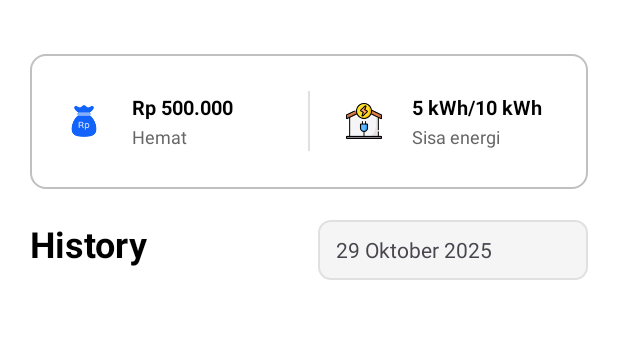
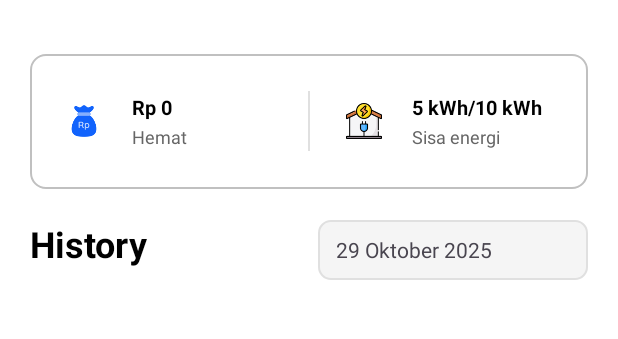
Before and after one commit to nuhgroh2004/smartHome, an Android app: the MonitoringListrikActivity screen opened directly, with no data from a screen before it, on a phone screen of 412 x 824 dp, the part 72-411 px from its top. Run offline under Robolectric (Android 15) with nearby library versions, the phone set to English and light mode, and no system bars; our stand-ins replace Firebase (no records; nobody signed in at launch, a user with empty details on screens opened directly).

Commit message:
MonitoringListrikActivity.kt [Fungsional biaya yang dihemat data dari firestore]

```diff
--- a/app/src/main/java/com/example/smarthome/MonitoringListrikActivity.kt
+++ b/app/src/main/java/com/example/smarthome/MonitoringListrikActivity.kt
@@ -14,8 +14,11 @@ import androidx.core.view.ViewCompat
 import androidx.core.view.WindowInsetsCompat
 import com.example.smarthome.databinding.ActivityMonitoringListrikBinding
 import com.example.smarthome.model.ElectricityHistoryModel
+import com.example.smarthome.model.MonthlyElectricityHistoryModel
 import com.google.firebase.auth.FirebaseAuth
 import com.google.firebase.firestore.FirebaseFirestore
+import com.google.firebase.firestore.FirebaseFirestoreSettings
+import java.text.NumberFormat
 import java.text.SimpleDateFormat
 import java.util.Calendar
 import java.util.Locale
@@ -40,13 +43,30 @@ class MonitoringListrikActivity : AppCompatActivity() {
     private var isAutoRefreshEnabled = true
     private val REFRESH_INTERVAL = 3000L // 3 detik
 
+    init {
+        // Enable offline persistence for Firestore
+        try {
+            val settings = FirebaseFirestoreSettings.Builder()
+                .setPersistenceEnabled(true)
+                .setCacheSizeBytes(FirebaseFirestoreSettings.CACHE_SIZE_UNLIMITED)
+                .build()
+            firestore.firestoreSettings = settings
+            Log.d("MonitoringListrik", "Firestore offline persistence enabled")
+        } catch (e: Exception) {
+            Log.e("MonitoringListrik", "Error enabling offline persistence: ${e.message}")
+        }
+    }
+
     private val refreshRunnable = object : Runnable {
         override fun run() {
             if (isAutoRefreshEnabled && !isLoading) {
                 Log.d("MonitoringListrik", "Auto-refresh: updating data...")
-                // Clear cache untuk force refresh dari Firestore
+                // Refresh weekly data
                 val currentDate = calendar.clone() as Calendar
                 loadElectricityDataForWeek(currentDate, forceRefresh = true)
+
+                // Refresh monthly cost
+                loadMonthlyCostData()
             }
             // Schedule next refresh
             if (isAutoRefreshEnabled) {
@@ -133,6 +153,9 @@ class MonitoringListrikActivity : AppCompatActivity() {
     private fun loadInitialData() {
         // Load data untuk minggu ini (dari hari ini)
         loadElectricityDataForWeek(calendar)
+
+        // Load monthly cost data
+        loadMonthlyCostData()
     }
 
     private fun setupMonthYearSpinner() {
@@ -559,4 +582,67 @@ class MonitoringListrikActivity : AppCompatActivity() {
 
         Log.d("MonitoringListrik", "Label updated: $display")
     }
+
+    /**
+     * Load data total biaya bulanan dari Firestore
+     */
+    private fun loadMonthlyCostData() {
+        // Get current year and month
+        val currentYear = calendar.get(Calendar.YEAR)
+        val currentMonth = calendar.get(Calendar.MONTH) + 1 // Calendar.MONTH is 0-based
+
+        // Format document ID: "2025-10"
+        val documentId = String.format("%d-%02d", currentYear, currentMonth)
+
+        Log.d("MonitoringListrik", "Loading monthly cost for: $documentId")
+
+        // Query Firestore untuk mendapatkan data biaya bulanan
+        firestore.collection("monthly_electricity_history")
+            .document(documentId)
+            .get()
+            .addOnSuccessListener { document ->
+                if (document.exists()) {
+                    try {
+                        val monthlyData = document.toObject(MonthlyElectricityHistoryModel::class.java)
+                        if (monthlyData != null) {
+                            // Format biaya dalam Rupiah
+                            val totalBiaya = monthlyData.totalBiaya_Rp
+                            val formattedBiaya = formatCurrency(totalBiaya)
+
+                            // Update UI
+                            binding.savedCostText.text = formattedBiaya
+
+                            Log.d("MonitoringListrik", "Monthly cost loaded: Rp $totalBiaya -> $formattedBiaya")
+                        } else {
+                            binding.savedCostText.text = "Rp 0"
+                            Log.w("MonitoringListrik", "Monthly data is null")
+                        }
+                    } catch (e: Exception) {
+                        Log.e("MonitoringListrik", "Error parsing monthly data: ${e.message}")
+                        binding.savedCostText.text = "Rp 0"
+                    }
+                } else {
+                    // Document tidak ada, tampilkan Rp 0
+                    binding.savedCostText.text = "Rp 0"
+                    Log.d("MonitoringListrik", "No monthly data found for $documentId")
+                }
+            }
+            .addOnFailureListener { exception ->
+                Log.e("MonitoringListrik", "Error getting monthly cost: ", exception)
+                binding.savedCostText.text = "Rp 0"
+            }
+    }
+
+    /**
+     * Format angka menjadi format Rupiah
+     */
+    private fun formatCurrency(amount: Double): String {
+        val numberFormat = NumberFormat.getCurrencyInstance(Locale("id", "ID"))
+        // Remove decimal if it's .00
+        return if (amount % 1.0 == 0.0) {
+            "Rp ${String.format("%,.0f", amount)}"
+        } else {
+            numberFormat.format(amount).replace("Rp", "Rp ")
+        }
+    }
 }
--- a/app/src/main/res/layout/activity_monitoring_listrik.xml
+++ b/app/src/main/res/layout/activity_monitoring_listrik.xml
@@ -59,9 +59,10 @@
                         android:orientation="vertical">
 
                         <TextView
+                            android:id="@+id/saved_cost_text"
                             android:layout_width="wrap_content"
                             android:layout_height="wrap_content"
-                            android:text="Rp 500.000"
+                            android:text="Rp 000.000"
                             android:textColor="@android:color/black"
                             android:textSize="13sp"
                             android:textStyle="bold"/>
```
Also changed, not shown: app/src/main/java/com/example/smarthome/model/MonthlyElectricityHistoryModel.kt (added, +14 -0 lines).
